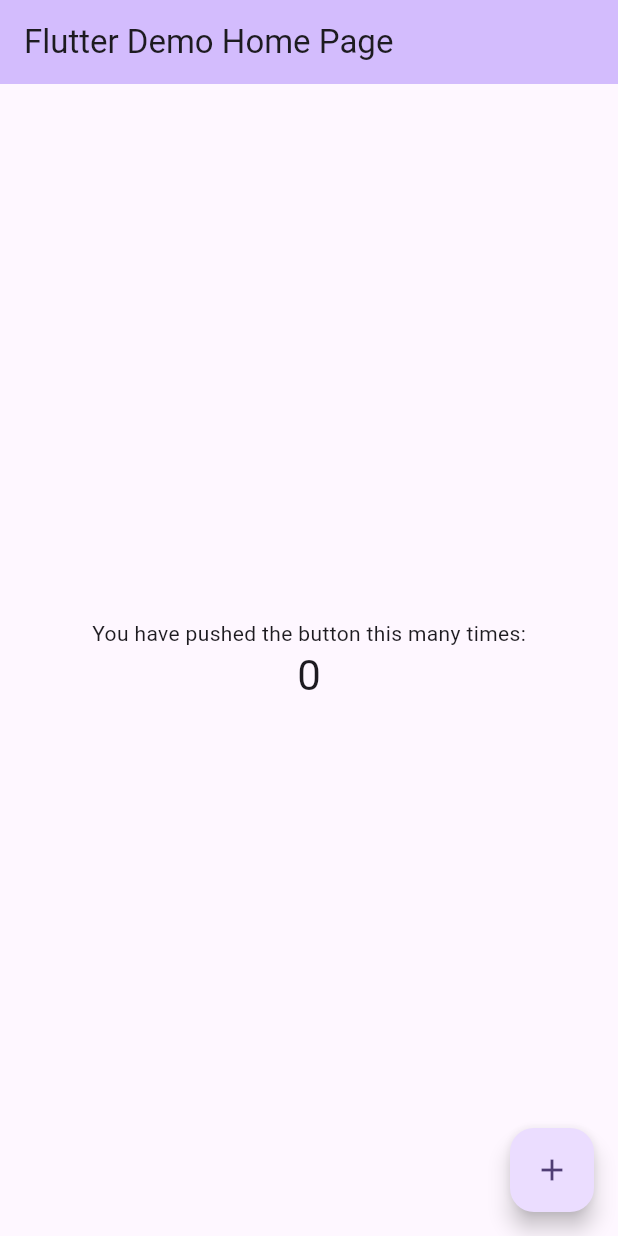
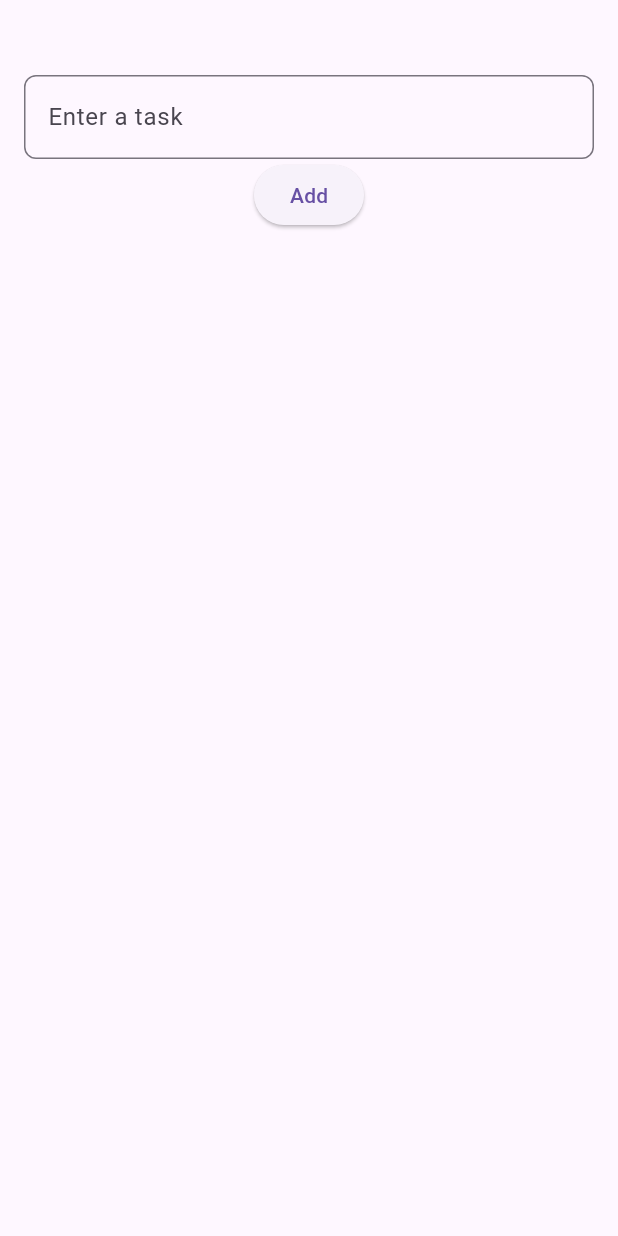
Before and after one commit to 24nse/to_do_app1, a Flutter app: the screen it shows after launch, on a phone screen of 412 x 824 dp. Run offline on Flutter 3.47's test engine with Material 3 defaults, Android fonts, the phone set to English and light mode, and no system bars; our stand-ins replace equatable, flutter_bloc.

Commit message:
to do with cubit

```diff
--- /dev/null
+++ b/lib/cubits/cubit/task_cubit.dart
@@ -0,0 +1,25 @@
+import 'package:flutter_bloc/flutter_bloc.dart';
+import 'package:equatable/equatable.dart';
+import 'package:flutter/cupertino.dart';
+import 'package:to_do_app1/models/task_model.dart';
+import 'package:uuid/uuid.dart';
+
+part 'task_state.dart';
+
+class TaskCubit extends Cubit<TaskState> {
+  TaskCubit() : super(TaskInitial());
+  addTask(String title){
+    final model =  TaskModel(id: Uuid().v4(), title:title, isCompleted: false);
+    emit(UpdateTask([...state.tasksList, model]));
+  }
+  removeTask(String id){
+   final List<TaskModel> newList =state.tasksList.where((task)=>task.id != id).toList();
+   emit(UpdateTask(newList));
+  }
+  toggleTask(String id){
+    final List<TaskModel> newList=state.tasksList.map((task){
+      return task.id == id? task.copyWith(isCompleted:!task.isCompleted):task;
+    }).toList();
+    emit(UpdateTask(newList));
+  }
+}
--- /dev/null
+++ b/lib/cubits/cubit/task_state.dart
@@ -0,0 +1,22 @@
+part of 'task_cubit.dart';
+
+@immutable
+sealed class TaskState extends Equatable{
+  final List<TaskModel> tasksList;
+
+  const TaskState(this.tasksList);
+
+    @override
+  List<Object?> get props => [tasksList];
+
+}
+
+final class TaskInitial extends TaskState {
+  TaskInitial():super([]);
+
+
+}
+
+final class UpdateTask extends TaskState{
+  const UpdateTask(super.tasksList);
+}
--- a/lib/main.dart
+++ b/lib/main.dart
@@ -1,122 +1,88 @@
+
 import 'package:flutter/material.dart';
+import 'package:flutter_bloc/flutter_bloc.dart';
+import 'package:to_do_app1/cubits/cubit/task_cubit.dart';
 
 void main() {
-  runApp(const MyApp());
+
+  runApp( MyApp());
 }
 
 class MyApp extends StatelessWidget {
   const MyApp({super.key});
 
-  // This widget is the root of your application.
   @override
   Widget build(BuildContext context) {
-    return MaterialApp(
-      title: 'Flutter Demo',
-      theme: ThemeData(
-        // This is the theme of your application.
-        //
-        // TRY THIS: Try running your application with "flutter run". You'll see
-        // the application has a purple toolbar. Then, without quitting the app,
-        // try changing the seedColor in the colorScheme below to Colors.green
-        // and then invoke "hot reload" (save your changes or press the "hot
-        // reload" button in a Flutter-supported IDE, or press "r" if you used
-        // the command line to start the app).
-        //
-        // Notice that the counter didn't reset back to zero; the application
-        // state is not lost during the reload. To reset the state, use hot
-        // restart instead.
-        //
-        // This works for code too, not just values: Most code changes can be
-        // tested with just a hot reload.
-        colorScheme: ColorScheme.fromSeed(seedColor: Colors.deepPurple),
+
+    return  MaterialApp(
+      debugShowCheckedModeBanner: false,
+      home: MyHomePage());
+  }
+}
+
+class MyHomePage extends StatelessWidget {
+   MyHomePage({super.key});
+  final TextEditingController controller=TextEditingController();
+
+  @override
+  Widget build(BuildContext context) {
+    return Scaffold(
+      body: BlocProvider(
+        create: (context) => TaskCubit(),
+        child: BlocBuilder<TaskCubit, TaskState>(
+          builder: (context, state) {
+            final  controllerCubit = context.read<TaskCubit>();
+            return Column(
+
+              children: [
+                SizedBox(height: 50,),
+                Padding(
+                  padding: const EdgeInsets.symmetric(horizontal: 16),
+                  child: TextField(
+                    controller: controller,
+
+                    decoration: InputDecoration(
+                      border: OutlineInputBorder(
+                        borderRadius: BorderRadius.circular(8),
+                      ),
+
+                      hintText: 'Enter a task'
+                    ),
+                  ),
+                ),
+                ElevatedButton(
+
+                  onPressed: (){
+                    if(controller.text.isEmpty)return;
+                    controllerCubit.addTask(controller.text);
+                    controller.clear();
+
+                  },
+                  child: Text("Add")),
+                  Expanded(
+                    child: ListView.builder(
+                      itemCount: state.tasksList.length,
+                      itemBuilder: (context, index) {
+                        return ListTile(
+                        title: Text(state.tasksList[index].title),
+                        leading: Checkbox(
+                          value: state.tasksList[index].isCompleted,
+                          onChanged: (value){
+                           controllerCubit.toggleTask(state.tasksList[index].id);
+                          }),
+                          trailing: IconButton(
+                            onPressed: (){
+                           controllerCubit.removeTask(state.tasksList[index].id);
+                            },
+                            icon: Icon(Icons.delete)),
+                      );
+                      },
+                    )),
+              ],
+            );
+          },
+        ),
       ),
-      home: const MyHomePage(title: 'Flutter Demo Home Page'),
     );
   }
 }
-
-class MyHomePage extends StatefulWidget {
-  const MyHomePage({super.key, required this.title});
-
-  // This widget is the home page of your application. It is stateful, meaning
-  // that it has a State object (defined below) that contains fields that affect
-  // how it looks.
-
-  // This class is the configuration for the state. It holds the values (in this
-  // case the title) provided by the parent (in this case the App widget) and
-  // used by the build method of the State. Fields in a Widget subclass are
-  // always marked "final".
-
-  final String title;
-
-  @override
-  State<MyHomePage> createState() => _MyHomePageState();
-}
-
-class _MyHomePageState extends State<MyHomePage> {
-  int _counter = 0;
-
-  void _incrementCounter() {
-    setState(() {
-      // This call to setState tells the Flutter framework that something has
-      // changed in this State, which causes it to rerun the build method below
-      // so that the display can reflect the updated values. If we changed
-      // _counter without calling setState(), then the build method would not be
-      // called again, and so nothing would appear to happen.
-      _counter++;
-    });
-  }
-
-  @override
-  Widget build(BuildContext context) {
-    // This method is rerun every time setState is called, for instance as done
-    // by the _incrementCounter method above.
-    //
-    // The Flutter framework has been optimized to make rerunning build methods
-    // fast, so that you can just rebuild anything that needs updating rather
-    // than having to individually change instances of widgets.
-    return Scaffold(
-      appBar: AppBar(
-        // TRY THIS: Try changing the color here to a specific color (to
-        // Colors.amber, perhaps?) and trigger a hot reload to see the AppBar
-        // change color while the other colors stay the same.
-        backgroundColor: Theme.of(context).colorScheme.inversePrimary,
-        // Here we take the value from the MyHomePage object that was created by
-        // the App.build method, and use it to set our appbar title.
-        title: Text(widget.title),
-      ),
-      body: Center(
-        // Center is a layout widget. It takes a single child and positions it
-        // in the middle of the parent.
-        child: Column(
-          // Column is also a layout widget. It takes a list of children and
-          // arranges them vertically. By default, it sizes itself to fit its
-          // children horizontally, and tries to be as tall as its parent.
-          //
-          // Column has various properties to control how it sizes itself and
-          // how it positions its children. Here we use mainAxisAlignment to
-          // center the children vertically; the main axis here is the vertical
-          // axis because Columns are vertical (the cross axis would be
-          // horizontal).
-          //
-          // TRY THIS: Invoke "debug painting" (choose the "Toggle Debug Paint"
-          // action in the IDE, or press "p" in the console), to see the
-          // wireframe for each widget.
-          mainAxisAlignment: MainAxisAlignment.center,
-          children: <Widget>[
-            const Text('You have pushed the button this many times:'),
-            Text(
-              '$_counter',
-              style: Theme.of(context).textTheme.headlineMedium,
-            ),
-          ],
-        ),
-      ),
-      floatingActionButton: FloatingActionButton(
-        onPressed: _incrementCounter,
-        tooltip: 'Increment',
-        child: const Icon(Icons.add),
-      ), // This trailing comma makes auto-formatting nicer for build methods.
-    );
-  }
-}
--- /dev/null
+++ b/lib/models/task_model.dart
@@ -0,0 +1,33 @@
+import 'package:equatable/equatable.dart';
+
+class TaskModel extends Equatable {
+
+  final String id;
+  final String title;
+  final bool isCompleted;
+
+
+
+  const TaskModel({
+    required this.id,
+    required this.title,
+    required this.isCompleted});
+
+    TaskModel copyWith({
+      String? id,
+      String? title,
+      bool? isCompleted,
+
+    }){
+      return TaskModel(
+        id: id?? this.id,
+        title: title ?? this.title,
+        isCompleted: isCompleted ?? this.isCompleted
+        );
+    }
+
+      @override
+      List<Object?> get props => [id,title, isCompleted];
+
+
+}
--- a/pubspec.yaml
+++ b/pubspec.yaml
@@ -30,6 +30,10 @@ environment:
 dependencies:
   flutter:
     sdk: flutter
+  bloc:
+  flutter_bloc:
+  equatable:
+  uuid:
 
   # The following adds the Cupertino Icons font to your application.
   # Use with the CupertinoIcons class for iOS style icons.
```
Also changed, not shown: pubspec.lock.
